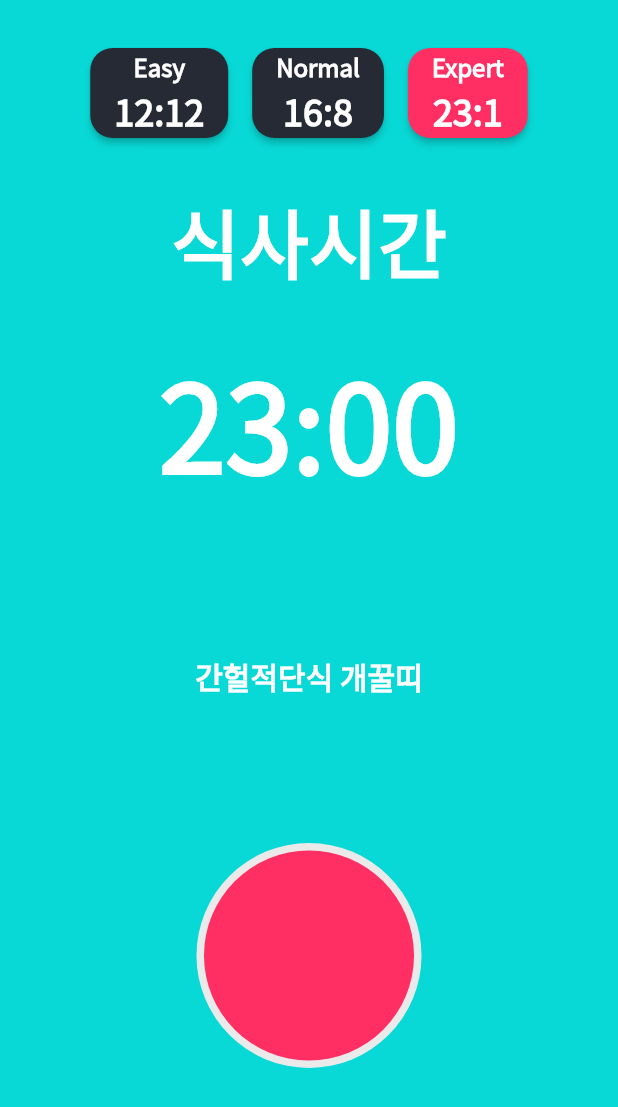
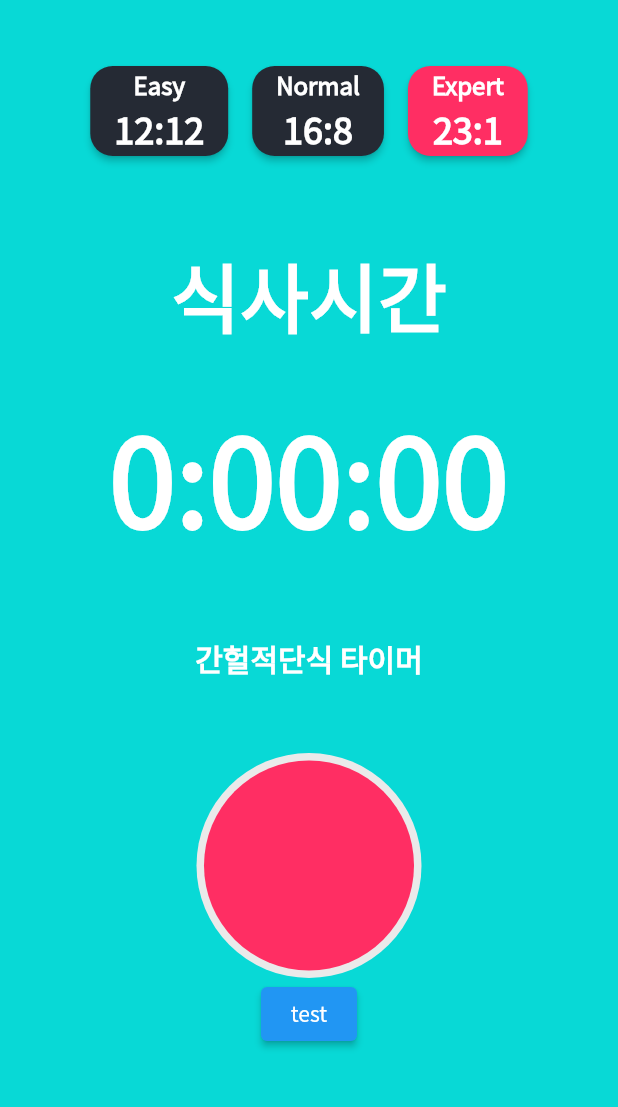
Before and after one commit to jungho1016/OneTouchTimer, a Flutter app: the MainScreen screen opened directly, on a phone screen of 412 x 824 dp. Shown: the top 1107 px of the screen. Run offline on Flutter 3.47's test engine with Material 2 defaults, Android fonts, the light colour scheme and no system bars; our stand-ins replace flutter_local_notifications, get, timezone; missing offline and left inert: android_alarm_manager_plus.

Commit message:
Add 알람 기능 적용

```diff
--- a/lib/core/component/elevatedbutton_component.dart
+++ b/lib/core/component/elevatedbutton_component.dart
@@ -5,13 +5,13 @@ import 'text_component.dart';
 class ElevatedButtonComponet extends StatelessWidget {
   const ElevatedButtonComponet(
       {Key? key,
-      required this.onpressed,
+      required this.onPressed,
       required this.difficulty,
       required this.eatTime,
       required this.dietTime,
       required this.color})
       : super(key: key);
-  final VoidCallback onpressed;
+  final VoidCallback onPressed;
   final String difficulty;
   final int eatTime;
   final int dietTime;
@@ -22,7 +22,7 @@ class ElevatedButtonComponet extends StatelessWidget {
     return Padding(
       padding: const EdgeInsets.all(8.0),
       child: ElevatedButton(
-        onPressed: onpressed,
+        onPressed: onPressed,
         style: ElevatedButton.styleFrom(
           backgroundColor: color,
           // const Color.fromRGBO(255, 46, 99, 1),
@@ -33,7 +33,7 @@ class ElevatedButtonComponet extends StatelessWidget {
         child: Column(
           children: [
             TextComponent(text: difficulty, fontSize: 16),
-            TextComponent(text: '$eatTime:$dietTime', fontSize: 24),
+            TextComponent(text: '$dietTime:$eatTime', fontSize: 24),
           ],
         ),
       ),
--- a/lib/presentation/main/main_screen.dart
+++ b/lib/presentation/main/main_screen.dart
@@ -1,10 +1,13 @@
 import 'package:flutter/material.dart';
+import 'package:get/get.dart';
 import 'package:onetouchtimer/core/component/circle_component.dart';
 import 'package:onetouchtimer/core/component/elevatedbutton_component.dart';
 import 'package:onetouchtimer/core/component/text_component.dart';
+import 'package:onetouchtimer/presentation/main/main2_screen.dart';
+import 'package:onetouchtimer/presentation/main/main_controller.dart';
 
-class MainScreen extends StatelessWidget {
-  const MainScreen({Key? key}) : super(key: key);
+class MainScreen extends GetView<MainController> {
+  const MainScreen({super.key});
 
   @override
   Widget build(BuildContext context) {
@@ -15,63 +18,73 @@ class MainScreen extends StatelessWidget {
           child: Column(
             mainAxisAlignment: MainAxisAlignment.center,
             children: [
-              const SizedBox(
-                height: 24,
-              ),
+              const SizedBox(height: 36),
               Row(
                 mainAxisAlignment: MainAxisAlignment.center,
                 children: [
                   ElevatedButtonComponet(
-                    onpressed: () {},
+                    onPressed: () => controller.startTimer(12),
                     difficulty: 'Easy',
                     eatTime: 12,
                     dietTime: 12,
                     color: const Color.fromRGBO(37, 42, 52, 1),
                   ),
                   ElevatedButtonComponet(
-                    onpressed: () {},
+                    onPressed: () => controller.startTimer(8),
                     difficulty: 'Normal',
-                    eatTime: 16,
-                    dietTime: 8,
+                    eatTime: 8,
+                    dietTime: 16,
                     color: const Color.fromRGBO(37, 42, 52, 1),
                   ),
                   ElevatedButtonComponet(
-                    onpressed: () {},
+                    onPressed: () => controller.startTimer(1),
                     difficulty: 'Expert',
-                    eatTime: 23,
-                    dietTime: 1,
-                    color: const Color.fromRGBO(255, 46, 99, 1),
+                    eatTime: 1,
+                    dietTime: 23,
+                    color: const Color(0xFFFF2E63),
                   ),
                 ],
               ),
-              const SizedBox(
-                height: 24,
-              ),
+              const SizedBox(height: 48),
               const TextComponent(
                 text: '식사시간',
                 fontSize: 50,
               ),
-              const SizedBox(
-                height: 24,
+              const SizedBox(height: 24),
+              GetBuilder<MainController>(
+                builder: (controller) {
+                  final hours = controller.eatTimeInSeconds ~/ 3600;
+                  final minutes = (controller.eatTimeInSeconds % 3600) ~/ 60;
+                  final seconds = controller.eatTimeInSeconds % 60;
+                  return TextComponent(
+                    text:
+                        '$hours:${minutes.toString().padLeft(2, '0')}:${seconds.toString().padLeft(2, '0')}',
+                    fontSize: 80,
+                  );
+                },
               ),
+              const SizedBox(height: 48),
               const TextComponent(
-                text: '23:00',
-                fontSize: 80,
-              ),
-              const SizedBox(
-                height: 96,
-              ),
-              const TextComponent(
-                text: '간헐적단식 개꿀띠',
+                text: '간헐적단식 타이머',
                 fontSize: 20,
               ),
-              const SizedBox(
-                height: 96,
+              const SizedBox(height: 48),
+              InkWell(
+                onTap: controller.pauseOrResumeTimer,
+                child: const CirCleComponent(
+                  insideColor: Color.fromRGBO(255, 46, 99, 1),
+                  outsideColor: Color.fromRGBO(234, 234, 234, 1),
+                ),
               ),
-              const CirCleComponent(
-                insideColor: Color.fromRGBO(255, 46, 99, 1),
-                outsideColor: Color.fromRGBO(234, 234, 234, 1),
-              )
+              ElevatedButton(
+                onPressed: () {
+                  controller.startTimer1(3);
+                  // Get.to(const Main2Screen(
+                  //   dietTimeInSeconds: 3,
+                  // ));
+                },
+                child: const Text('test'),
+              ),
             ],
           ),
         ),
--- a/pubspec.yaml
+++ b/pubspec.yaml
@@ -37,6 +37,11 @@ dependencies:
   cupertino_icons: ^1.0.2
   google_fonts: ^5.1.0
   flutter_native_splash: ^2.3.1
+  flutter_alarm_background_trigger: ^1.0.1
+  android_alarm_manager_plus: ^3.0.2
+  flutter_local_notifications: ^15.1.0+1
+  get: ^4.6.5
+  timezone: ^0.9.2
 
 dev_dependencies:
   flutter_test:
```
Also changed, not shown: lib/core/alarm/alarm.dart (added, +116 -0 lines), lib/main.dart (+49 -23 lines), lib/presentation/main/main2_screen.dart (+75 -14 lines), lib/presentation/main/main_controller.dart (added, +71 -0 lines), lib/presentation/main/second_screen.dart (added, +35 -0 lines), pubspec.lock, 3 other files.
